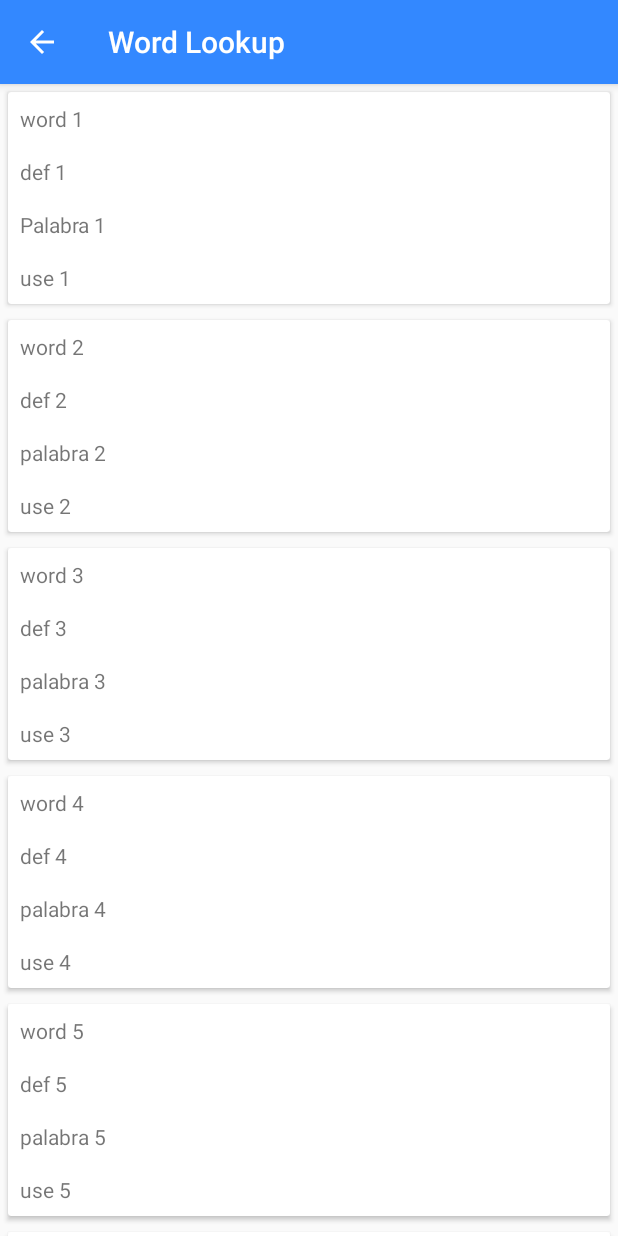
After one commit to Jmiller1294/spanglish-dictionary, an Android app: the WordLookupActivity screen opened directly, with no data from a screen before it, on a phone screen of 412 x 824 dp. The commit adds this screen. Run offline under Robolectric (Android 15) with nearby library versions, the phone set to English and light mode, and no system bars.

Commit message:
Add files via upload

```diff
--- a/src/main/AndroidManifest.xml
+++ b/src/main/AndroidManifest.xml
@@ -14,6 +14,21 @@
         android:theme="@style/Theme.SpanglishDictionary"
         tools:targetApi="31">
         <activity
+            android:name=".AddWordActivity"
+            android:exported="false" />
+        <activity
+            android:name=".SavedWordsActivity"
+            android:exported="false" />
+        <activity
+            android:name=".WordLookupActivity"
+            android:exported="false"
+            android:label="Word Lookup"
+            android:parentActivityName=".MainActivity">
+            <meta-data
+                android:name="android.support.PARENT_ACTIVITY"
+                android:value=".MainActivity" />
+        </activity>
+        <activity
             android:name=".MainActivity"
             android:exported="true">
             <intent-filter>
--- /dev/null
+++ b/src/main/java/com/example/spanglishdictionary/AddWordActivity.java
@@ -0,0 +1,14 @@
+package com.example.spanglishdictionary;
+
+import androidx.appcompat.app.AppCompatActivity;
+
+import android.os.Bundle;
+
+public class AddWordActivity extends AppCompatActivity {
+
+    @Override
+    protected void onCreate(Bundle savedInstanceState) {
+        super.onCreate(savedInstanceState);
+        setContentView(R.layout.activity_add_word);
+    }
+}
--- a/src/main/java/com/example/spanglishdictionary/MainActivity.java
+++ b/src/main/java/com/example/spanglishdictionary/MainActivity.java
@@ -1,13 +1,23 @@
 package com.example.spanglishdictionary;
 
 import androidx.appcompat.app.AppCompatActivity;
+
+import android.content.Intent;
 import android.os.Bundle;
+import android.view.View;
 
 public class MainActivity extends AppCompatActivity {
+
 
     @Override
     protected void onCreate(Bundle savedInstanceState) {
         super.onCreate(savedInstanceState);
         setContentView(R.layout.activity_main);
+
+    }
+
+    public void startWordLookup(View view) {
+        Intent intent = new Intent(MainActivity.this, WordLookupActivity.class);
+        startActivity(intent);
     }
 }
--- /dev/null
+++ b/src/main/java/com/example/spanglishdictionary/SavedWordsActivity.java
@@ -0,0 +1,14 @@
+package com.example.spanglishdictionary;
+
+import androidx.appcompat.app.AppCompatActivity;
+
+import android.os.Bundle;
+
+public class SavedWordsActivity extends AppCompatActivity {
+
+    @Override
+    protected void onCreate(Bundle savedInstanceState) {
+        super.onCreate(savedInstanceState);
+        setContentView(R.layout.activity_saved_words);
+    }
+}
--- /dev/null
+++ b/src/main/java/com/example/spanglishdictionary/WordLookupActivity.java
@@ -0,0 +1,40 @@
+package com.example.spanglishdictionary;
+
+import androidx.appcompat.app.AppCompatActivity;
+import androidx.recyclerview.widget.GridLayoutManager;
+import androidx.recyclerview.widget.RecyclerView;
+import android.os.Bundle;
+import java.util.ArrayList;
+
+public class WordLookupActivity extends AppCompatActivity {
+    private RecyclerView recyclerView;
+    private ArrayList<Words> wordsData;
+    private spanglishAdapter spanglishAdapter;
+    private int gridColumnCount;
+
+    @Override
+    protected void onCreate(Bundle savedInstanceState) {
+        super.onCreate(savedInstanceState);
+        setContentView(R.layout.activity_word_lookup);
+
+        gridColumnCount = 1;
+        recyclerView = findViewById(R.id.recycler_view);
+        recyclerView.setLayoutManager(new GridLayoutManager(this, gridColumnCount));
+        wordsData = new ArrayList<>();
+        spanglishAdapter = new spanglishAdapter(this, wordsData);
+        recyclerView.setAdapter(spanglishAdapter);
+        loadWordsData();
+    }
+
+    private void loadWordsData() {
+        wordsData.clear();
+        String [] words = getResources().getStringArray(R.array.word_list);
+        String [] defs = getResources().getStringArray(R.array.def_list);
+        String [] palabras = getResources().getStringArray(R.array.palabra_list);
+        String [] uses = getResources().getStringArray(R.array.use_list);
+        for(int i=0; i<words.length; i++){
+            wordsData.add(new Words(words[i],defs[i], palabras[i],uses[i]));
+        }
+        spanglishAdapter.notifyDataSetChanged();
+    }
+}
--- /dev/null
+++ b/src/main/java/com/example/spanglishdictionary/Words.java
@@ -0,0 +1,30 @@
+package com.example.spanglishdictionary;
+
+public class Words {
+
+        private String word;
+        private String def;
+        private String palabra;
+        private String use;
+
+        Words(String word, String def, String palabra, String use) {
+            this.word = word;
+            this.def = def;
+            this.palabra = palabra;
+            this.use = use;
+        }
+        public String getWord(){
+            return word;
+        }
+        public String getDef(){
+            return def;
+        }
+        public String getPalabra(){
+            return palabra;
+        }
+        public String getUse(){
+            return use;
+        }
+
+
+}
--- /dev/null
+++ b/src/main/java/com/example/spanglishdictionary/spanglishAdapter.java
@@ -0,0 +1,59 @@
+package com.example.spanglishdictionary;
+
+
+import android.content.Context;
+import android.view.LayoutInflater;
+import android.view.View;
+import android.view.ViewGroup;
+import android.widget.TextView;
+import androidx.annotation.NonNull;
+import androidx.recyclerview.widget.RecyclerView;
+import java.util.ArrayList;
+
+public class spanglishAdapter extends RecyclerView.Adapter<spanglishAdapter.ViewHolder>{
+
+    private ArrayList<Words> wordsData;
+    private Context context;
+    public spanglishAdapter(Context context, ArrayList<Words> wordsArrayList){
+        this.context = context;
+        wordsData = wordsArrayList;
+    }
+
+    @NonNull
+    @Override
+    public ViewHolder onCreateViewHolder(@NonNull ViewGroup parent, int viewType) {
+        return new ViewHolder((LayoutInflater.from(context).inflate(R.layout.word_item,parent,false)));
+    }
+
+    @Override
+    public void onBindViewHolder(@NonNull spanglishAdapter.ViewHolder holder, int position) {
+        Words currWord = wordsData.get(position);
+        holder.bindItem(currWord);
+    }
+
+    @Override
+    public int getItemCount() {
+        return wordsData.size();
+    }
+
+    protected class ViewHolder extends RecyclerView.ViewHolder{
+        private TextView word, def, palabra, use;
+
+        public ViewHolder(View itemView) {
+            super(itemView);
+            word = itemView.findViewById(R.id.word);
+            def = itemView.findViewById(R.id.def);
+            palabra = itemView.findViewById(R.id.palabra);
+            use = itemView.findViewById(R.id.use);
+        }
+
+        public void bindItem(Words currentWord){
+            word.setText(currentWord.getWord());
+            def.setText(currentWord.getDef());
+            palabra.setText(currentWord.getPalabra());
+            use.setText(currentWord.getUse());
+        }
+
+    }
+
+}
--- /dev/null
+++ b/src/main/res/layout/activity_add_word.xml
@@ -0,0 +1,9 @@
+<?xml version="1.0" encoding="utf-8"?>
+<androidx.constraintlayout.widget.ConstraintLayout xmlns:android="http://schemas.android.com/apk/res/android"
+    xmlns:app="http://schemas.android.com/apk/res-auto"
+    xmlns:tools="http://schemas.android.com/tools"
+    android:layout_width="match_parent"
+    android:layout_height="match_parent"
+    tools:context=".AddWordActivity">
+
+</androidx.constraintlayout.widget.ConstraintLayout>
--- a/src/main/res/layout/activity_main.xml
+++ b/src/main/res/layout/activity_main.xml
@@ -51,7 +51,8 @@
         android:layout_gravity="fill_horizontal"
         android:layout_width="wrap_content"
         android:layout_height="87dp"
-        android:layout_margin="5dp">
+        android:layout_margin="5dp"
+        android:onClick="startWordLookup">
 
         <RelativeLayout
             android:layout_width="match_parent"
@@ -228,4 +229,5 @@
         </RelativeLayout>
     </androidx.cardview.widget.CardView>
 
+
 </GridLayout>
--- /dev/null
+++ b/src/main/res/layout/activity_saved_words.xml
@@ -0,0 +1,9 @@
+<?xml version="1.0" encoding="utf-8"?>
+<androidx.constraintlayout.widget.ConstraintLayout xmlns:android="http://schemas.android.com/apk/res/android"
+    xmlns:app="http://schemas.android.com/apk/res-auto"
+    xmlns:tools="http://schemas.android.com/tools"
+    android:layout_width="match_parent"
+    android:layout_height="match_parent"
+    tools:context=".SavedWordsActivity">
+
+</androidx.constraintlayout.widget.ConstraintLayout>
--- /dev/null
+++ b/src/main/res/layout/activity_word_lookup.xml
@@ -0,0 +1,21 @@
+<?xml version="1.0" encoding="utf-8"?>
+<androidx.constraintlayout.widget.ConstraintLayout xmlns:android="http://schemas.android.com/apk/res/android"
+    xmlns:app="http://schemas.android.com/apk/res-auto"
+    xmlns:tools="http://schemas.android.com/tools"
+    android:layout_width="match_parent"
+    android:layout_height="match_parent"
+    tools:context=".WordLookupActivity">
+
+    <androidx.recyclerview.widget.RecyclerView
+        android:id="@+id/recycler_view"
+        android:layout_width="match_parent"
+        android:layout_height="match_parent"
+        app:layout_constraintBottom_toBottomOf="parent"
+        app:layout_constraintEnd_toEndOf="parent"
+        app:layout_constraintLeft_toLeftOf="parent"
+        app:layout_constraintRight_toRightOf="parent"
+        app:layout_constraintStart_toStartOf="parent"
+        app:layout_constraintTop_toTopOf="parent"
+        app:layout_constraintVertical_bias="1.0" />
+
+</androidx.constraintlayout.widget.ConstraintLayout>
--- /dev/null
+++ b/src/main/res/layout/word_item.xml
@@ -0,0 +1,69 @@
+<?xml version="1.0" encoding="utf-8"?>
+<androidx.cardview.widget.CardView xmlns:android="http://schemas.android.com/apk/res/android"
+    xmlns:app="http://schemas.android.com/apk/res-auto"
+    xmlns:tools="http://schemas.android.com/tools"
+    android:layout_width="match_parent"
+    android:layout_height="wrap_content"
+    android:layout_margin="5dp">
+
+    <LinearLayout
+        android:layout_width="match_parent"
+        android:layout_height="wrap_content"
+        android:orientation="vertical">
+
+
+        <TextView
+            android:id="@+id/word"
+            android:text="@string/app_name"
+            android:padding="8dp"
+            android:layout_width="match_parent"
+            android:layout_height="wrap_content"
+             />
+
+        <TextView
+            android:id="@+id/def"
+            android:layout_width="match_parent"
+            android:layout_height="wrap_content"
+            android:text="@string/app_name"
+            android:padding="8dp"
+            />
+
+        <TextView
+            android:id="@+id/palabra"
+            android:layout_width="match_parent"
+            android:layout_height="wrap_content"
+            android:padding="8dp"
+            android:text="@string/app_name"
+            />
+
+        <TextView
+            android:id="@+id/use"
+            android:layout_width="match_parent"
+            android:layout_height="wrap_content"
+            android:text="@string/app_name"
+            android:padding="8dp"
+            />
+    </LinearLayout>
+
+
+
+
+
+
+
+
+
+
+
+
+
+
+
+
+
+
+
+
+
+
+</androidx.cardview.widget.CardView>
--- a/src/main/res/values/strings.xml
+++ b/src/main/res/values/strings.xml
@@ -1,3 +1,36 @@
 <resources>
     <string name="app_name">Spanglish Dictionary</string>
+
+    <string-array name="word_list">
+        <item>word 1</item>
+        <item>word 2</item>
+        <item>word 3</item>
+        <item>word 4</item>
+        <item>word 5</item>
+        <item>word 6</item>
+    </string-array>
+    <string-array name="def_list">
+        <item>def 1</item>
+        <item>def 2</item>
+        <item>def 3</item>
+        <item>def 4</item>
+        <item>def 5</item>
+        <item>def 6</item>
+    </string-array>
+    <string-array name="palabra_list">
+        <item>Palabra 1</item>
+        <item>palabra 2</item>
+        <item>palabra 3</item>
+        <item>palabra 4</item>
+        <item>palabra 5</item>
+        <item>palabra 6</item>
+    </string-array>
+    <string-array name="use_list">
+        <item>use 1</item>
+        <item>use 2</item>
+        <item>use 3</item>
+        <item>use 4</item>
+        <item>use 5</item>
+        <item>use 6</item>
+    </string-array>
 </resources>
```
